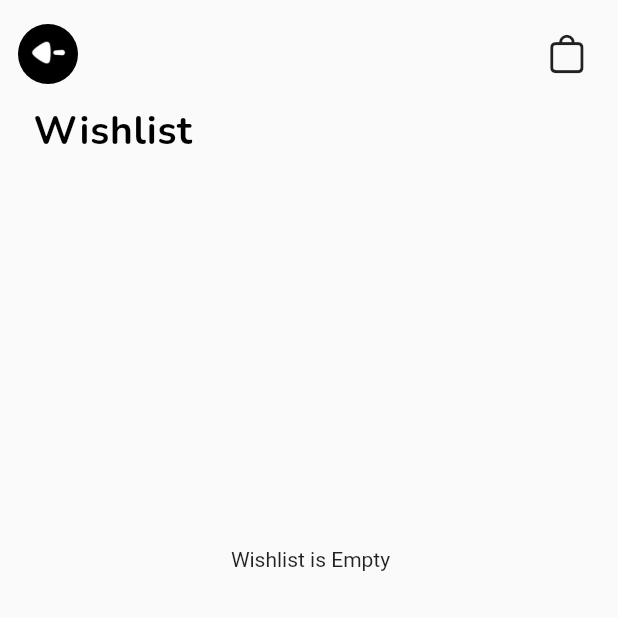
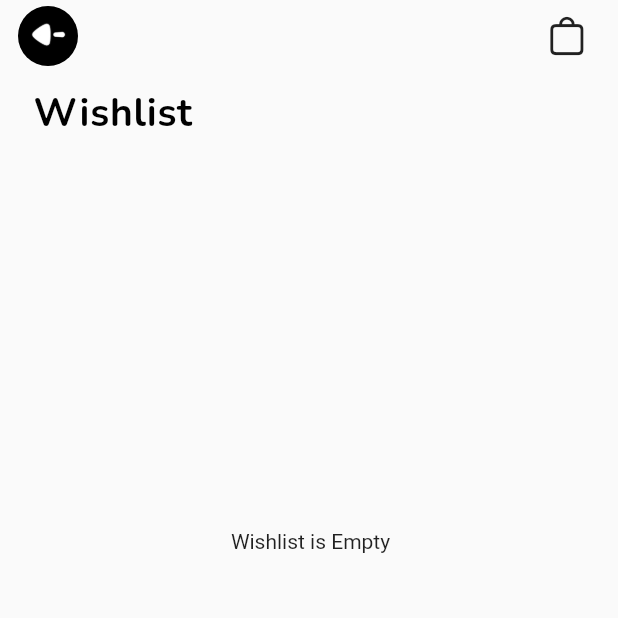
Before and after one commit to iam-Aslam/FashionStore-User, a Flutter app: the ScreenWishlist screen opened directly, on a phone screen of 412 x 824 dp, the top half of it. Run offline on Flutter 3.47's test engine with Material 2 defaults, Android fonts, the light colour scheme and no system bars; our stand-ins replace cloud_firestore, firebase_auth, firebase_core, flutter_slidable, google_fonts, google_nav_bar and 2 more; accounts and stored records are empty.

Commit message:
Wishlist Finished

```diff
--- a/lib/presentations/wishlist/wishlist_screen.dart
+++ b/lib/presentations/wishlist/wishlist_screen.dart
@@ -21,7 +21,7 @@ class ScreenWishlist extends StatelessWidget {
     return SafeArea(
         child: Scaffold(
       body: Padding(
-        padding: const EdgeInsets.only(left: 12.0, top: 12, right: 10),
+        padding: const EdgeInsets.only(left: 12.0, right: 10),
         child: Column(
           crossAxisAlignment: CrossAxisAlignment.start,
           children: [
@@ -42,6 +42,7 @@ class ScreenWishlist extends StatelessWidget {
                   return documents.isNotEmpty
                       ? Expanded(
                           child: ListView.separated(
+                            shrinkWrap: true,
                             separatorBuilder: (context, index) => khieght20,
                             itemCount: documents.length,
                             itemBuilder: (context, index) {
```
